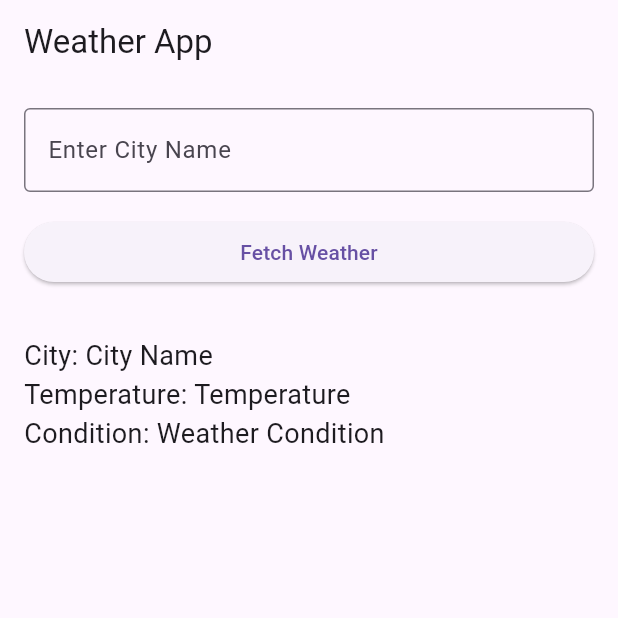
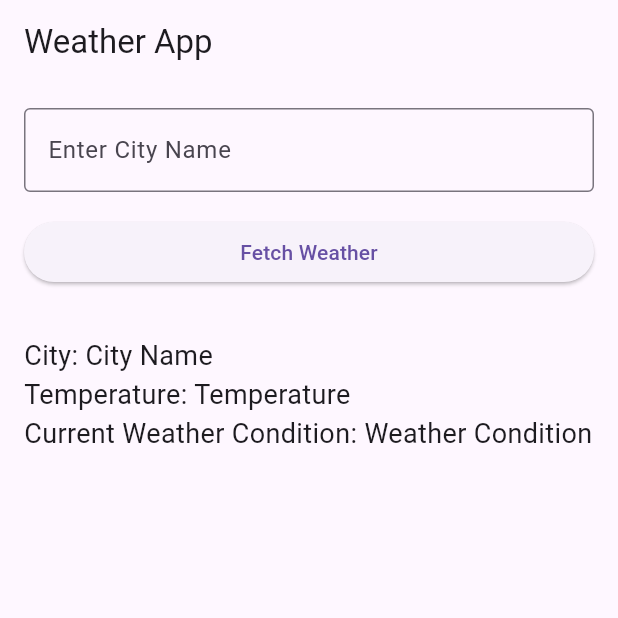
Before and after one commit to Ikran21/weather_info_map, a Flutter app: the screen it shows after launch, on a phone screen of 412 x 824 dp, the top half of it. Run offline on Flutter 3.47's test engine with Material 3 defaults, Android fonts, the phone set to English and light mode, and no system bars.

Commit message:
Final testing and adjustments

```diff
--- a/lib/main.dart
+++ b/lib/main.dart
@@ -78,7 +78,8 @@ class _WeatherHomePageState extends State<WeatherHomePage> {
             // Placeholders for displaying the weather data.
             Text('City: $_displayedCity', style: TextStyle(fontSize: 18)),
             Text('Temperature: $_temperature', style: TextStyle(fontSize: 18)),
-            Text('Condition: $_condition', style: TextStyle(fontSize: 18)),
+            Text('Current Weather Condition: $_condition',
+                style: TextStyle(fontSize: 18)),
           ],
         ),
       ),
```
